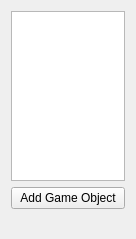
Old version of the form hierarchy_widget.ui in the repository rogerbusquets97/Graphics-Engine.
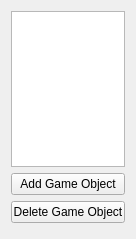
New version of the form.

Commit message: Removing GameObjects

What changed in the file:
```diff
--- a/hierarchy_widget.ui
+++ b/hierarchy_widget.ui
@@ -36,6 +36,13 @@
      </property>
     </widget>
    </item>
+   <item>
+    <widget class="QPushButton" name="DeleteButton">
+     <property name="text">
+      <string>Delete Game Object</string>
+     </property>
+    </widget>
+   </item>
    <item>
     <spacer name="verticalSpacer">
      <property name="orientation">
```
The commit also changes 7 other files.
